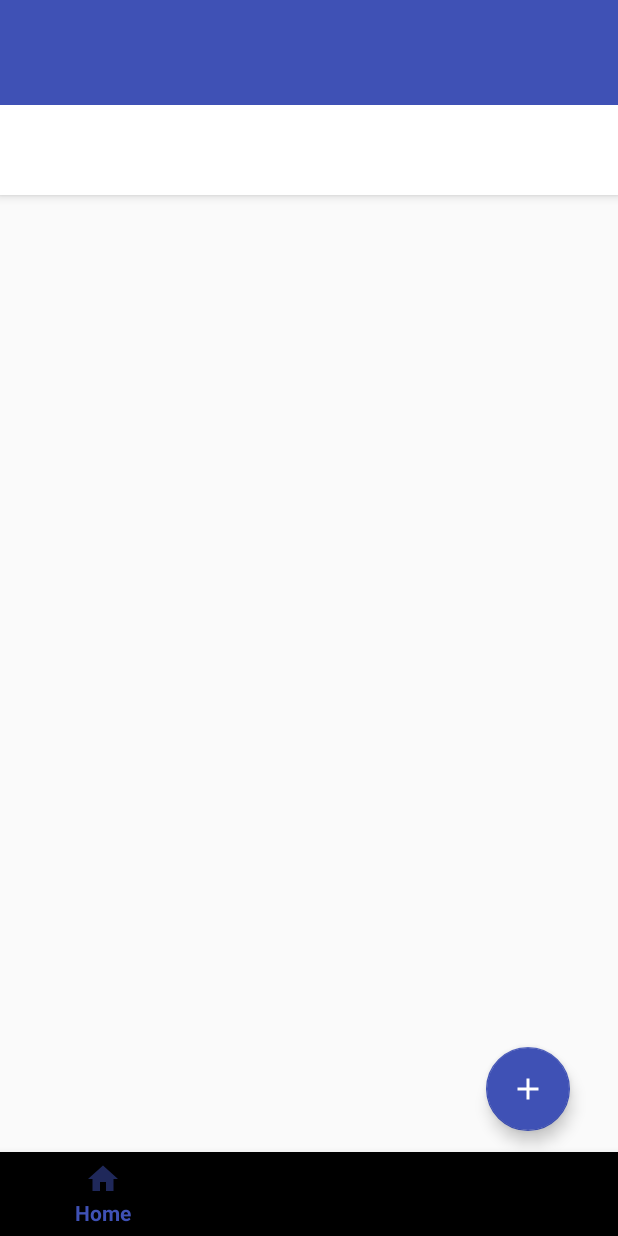
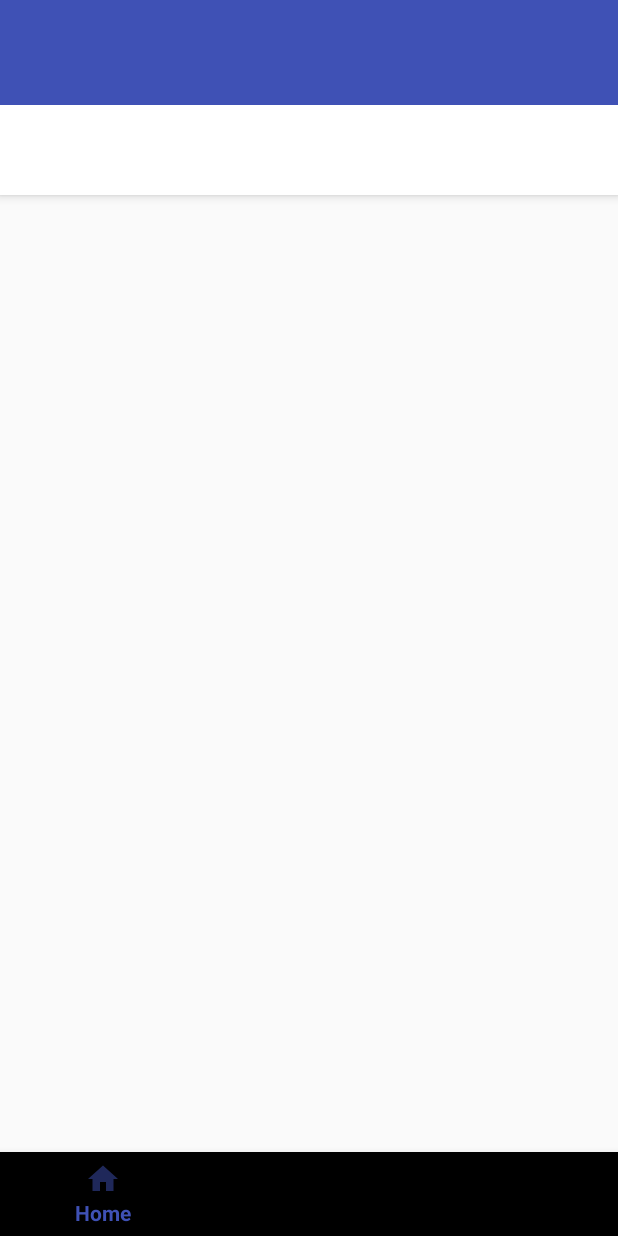
Before and after one commit to FallenDeductionist/NotasApp, an Android app: the layout activity_notes.xml on its own in the app's theme, with its tools: preview values and no code run, on a phone screen of 412 x 824 dp. Run offline under Robolectric (Android 15) with nearby library versions, the phone set to English and light mode, and no system bars.

```diff
--- a/app/src/main/java/com/fallendeductionist/notasapp/AddNotesActivity.java
+++ b/app/src/main/java/com/fallendeductionist/notasapp/AddNotesActivity.java
@@ -28,7 +28,7 @@ public class AddNotesActivity extends AppCompatActivity {
         descriptionNote = (EditText)findViewById(R.id.description_note);
 
         Note note = new Note();
-        String test = NoteRepository.list("3").toString();
+        String test = NoteRepository.list("1").toString();
         Log.d("test lista", test);
 
     }
--- a/app/src/main/java/com/fallendeductionist/notasapp/NoteRepository.java
+++ b/app/src/main/java/com/fallendeductionist/notasapp/NoteRepository.java
@@ -27,7 +27,7 @@ public class NoteRepository {
 
     public static List<Note> listFavorite(String linkCards){
 
-        List<Note> notes = SugarRecord.find(Note.class, "link_cards = ? and favorite = ?", linkCards, "true");
+        List<Note> notes = SugarRecord.find(Note.class, "link_cards = ? and favorite = ?", linkCards, "1");
 
         if (notes.size() != 0){
             return notes;
@@ -41,7 +41,7 @@ public class NoteRepository {
 
     public static List<Note> listArchive(String linkCards){
 
-        List<Note> notes = SugarRecord.find(Note.class, "link_cards = ? and archive = ?", linkCards, "true");
+        List<Note> notes = SugarRecord.find(Note.class, "link_cards = ? and archive = ?", linkCards, "1");
 
         if (notes.size() != 0){
             return notes;
@@ -58,7 +58,7 @@ public class NoteRepository {
         return note;
     }
 
-    public static void create(String date, String title, String description, Boolean favorite, Boolean archive, Long linkCards){
+    public static void create(String date, String title, String description, Boolean favorite, Boolean archive, long linkCards){
         Note note = new Note(date, title, description, favorite, archive, linkCards);
         SugarRecord.save(note);
     }
--- a/app/src/main/res/layout/activity_notes.xml
+++ b/app/src/main/res/layout/activity_notes.xml
@@ -17,26 +17,14 @@
         android:layout_width="match_parent"
         android:layout_alignParentStart="false"
         android:layout_below="@+id/toolbar2"/>
+
     <FrameLayout
         android:id="@+id/fragment_container"
         android:layout_width="match_parent"
         android:layout_height="match_parent"
         android:layout_above="@+id/bottom_navigation"
-        android:layout_below="@id/toolbar3">
-    </FrameLayout>
+        android:layout_below="@id/toolbar3"/>
 
-    <android.support.design.widget.FloatingActionButton
-        android:layout_width="wrap_content"
-        android:layout_height="wrap_content"
-        android:layout_alignParentBottom="true"
-        android:layout_alignParentEnd="true"
-        android:layout_marginBottom="70dp"
-        android:layout_marginEnd="32dp"
-        android:clickable="true"
-        android:onClick="callRegister"
-        app:backgroundTint="@color/colorPrimary"
-        app:fabSize="normal"
-        app:srcCompat="@drawable/ic_add" />
 
     <android.support.design.widget.BottomNavigationView
         android:id="@+id/bottom_navigation"
```
Also changed, not shown: app/src/main/java/com/fallendeductionist/notasapp/ArchiveFragment.java (+22 -5 lines), app/src/main/java/com/fallendeductionist/notasapp/FavoriteFragment.java (+21 -6 lines), app/src/main/java/com/fallendeductionist/notasapp/HomeFragment.java (+18 -9 lines), app/src/main/java/com/fallendeductionist/notasapp/NotesActivity.java (+23 -30 lines).
